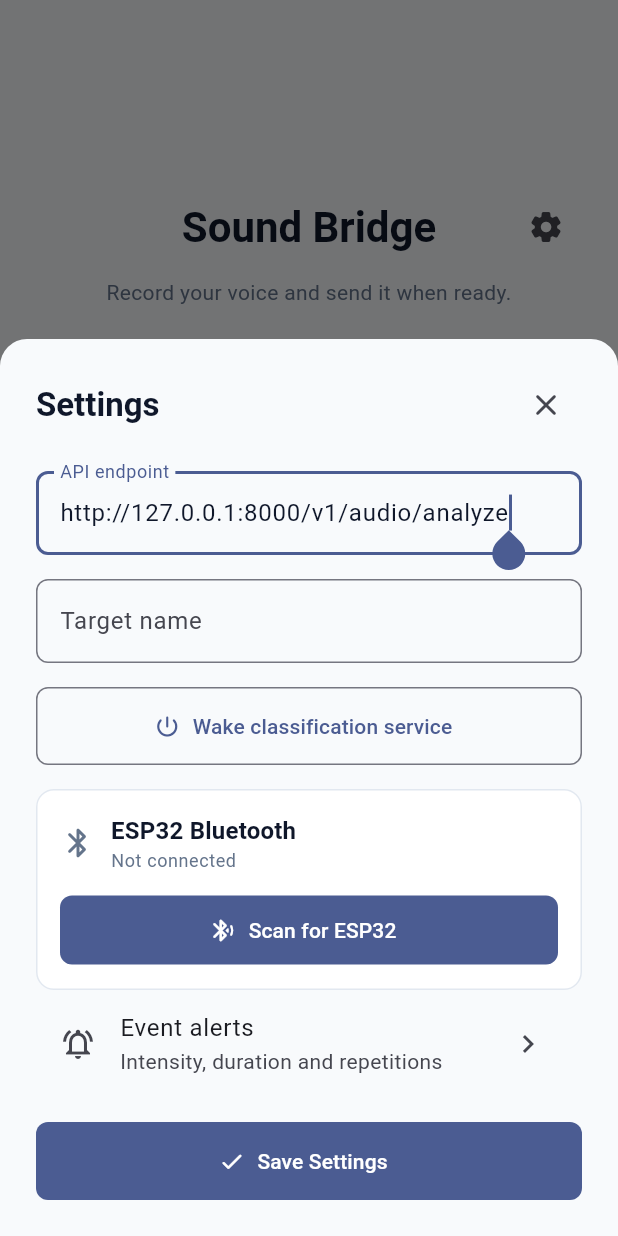
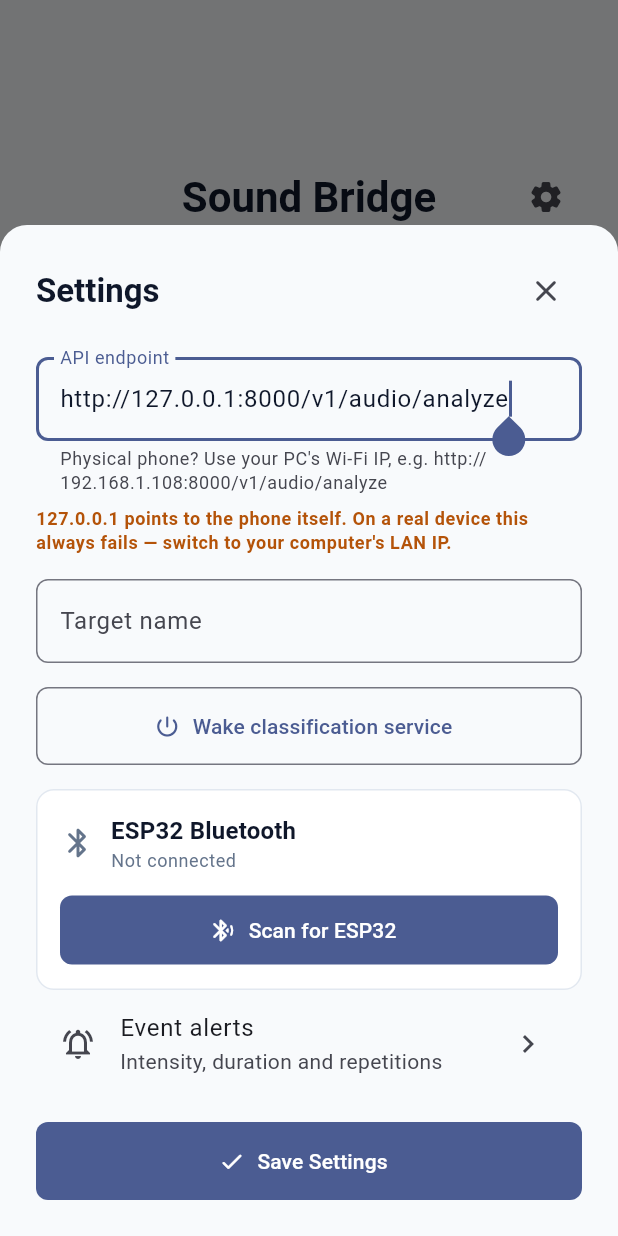
Before and after one commit to JStaRFilms/sound_bridge, a Flutter app: the screen it shows after launch, after a tap on the "settings" icon, on a phone screen of 412 x 824 dp. Run offline on Flutter 3.47's test engine with Material 3 defaults, Android fonts, the phone set to English and light mode, and no system bars; our stand-ins replace audioplayers, device_info_plus, flutter_blue_plus, permission_handler, shared_preferences, vibration; missing offline and left inert: record.

Commit message:
Friendly upload errors with loopback guidance and timeout

```diff
--- a/lib/main.dart
+++ b/lib/main.dart
@@ -134,6 +134,58 @@ class _DashboardPageState extends State<DashboardPage> {
     return 'Upload failed with status $statusCode: $trimmedBody';
   }
 
+  bool _isLoopbackEndpoint(Uri? uri) {
+    if (uri == null) return false;
+    final host = uri.host.toLowerCase();
+    return host == '127.0.0.1' || host == 'localhost' || host == '::1';
+  }
+
+  String _friendlyUploadError(Object error, String endpointUrl) {
+    final raw = error.toString();
+    final lower = raw.toLowerCase();
+    final endpoint = Uri.tryParse(endpointUrl);
+    final isLoopback = _isLoopbackEndpoint(endpoint);
+    final isTimeout =
+        error is TimeoutException ||
+        lower.contains('timeoutexception') ||
+        lower.contains('timed out');
+    final isConnection =
+        error is SocketException ||
+        error is http.ClientException ||
+        lower.contains('socketexception') ||
+        lower.contains('clientexception') ||
+        lower.contains('connection refused') ||
+        lower.contains('failed host lookup') ||
+        lower.contains('network is unreachable') ||
+        lower.contains('connection timed out') ||
+        lower.contains('errno = 111');
+
+    if (isTimeout) {
+      return 'Upload timed out reaching $endpointUrl. '
+          'Check the endpoint and that the backend is running, then try again.';
+    }
+
+    if (isConnection) {
+      if (isLoopback) {
+        return 'Could not reach $endpointUrl. '
+            '127.0.0.1 on a physical phone is the phone itself, not your computer. '
+            'Use your computer\'s Wi-Fi IP in Settings '
+            '(e.g. http://192.168.1.108:8000/v1/audio/analyze), '
+            'keep both devices on the same Wi-Fi, and start the backend with --host 0.0.0.0 --port 8000.';
+      }
+      return 'Could not reach $endpointUrl. '
+          'Check the endpoint, Wi-Fi connection, and that the backend is running, then try again.';
+    }
+
+    final detail = raw.trim();
+    if (detail.isEmpty) {
+      return 'Upload failed. Please try again.';
+    }
+    // Keep unknown errors short in the UI; full detail stays in debugPrint.
+    final short = detail.length > 220 ? '${detail.substring(0, 220)}…' : detail;
+    return 'Upload failed. $short';
+  }
+
   String _normalizeUploadEndpoint(String endpoint) {
     final uri = Uri.tryParse(endpoint);
     if (uri == null || uri.path != _legacyNameMentionPath) {
@@ -344,7 +396,9 @@ class _DashboardPageState extends State<DashboardPage> {
 
       debugPrint('Send Audio Filename: $filename');
 
-      final response = await request.send();
+      final response = await request
+          .send()
+          .timeout(const Duration(seconds: 30));
       final responseBody = await response.stream.bytesToString();
       debugPrint(
         'Analyze Response (${response.statusCode}): $responseBody',
@@ -367,9 +421,8 @@ class _DashboardPageState extends State<DashboardPage> {
         );
       }
     } catch (error) {
-      final errorText = error.toString().trim();
-      final detail = errorText.isEmpty ? '' : ' - $errorText';
-      _showSendAudioError('Upload failed: ${error.runtimeType}$detail');
+      debugPrint('Send Audio Error (raw): $error');
+      _showSendAudioError(_friendlyUploadError(error, _uploadEndpointUrl));
     }
   }
 
@@ -664,6 +717,21 @@ class _DashboardPageState extends State<DashboardPage> {
                             style: Theme.of(context).textTheme.labelSmall
                                 ?.copyWith(color: const Color(0xFF94A3B8)),
                           ),
+                          if (_isLoopbackEndpoint(
+                            Uri.tryParse(_uploadEndpointUrl),
+                          )) ...[
+                            const SizedBox(height: 8),
+                            Text(
+                              'On a physical phone, 127.0.0.1 is the phone itself. '
+                              'Set your computer\'s Wi-Fi IP in Settings.',
+                              textAlign: TextAlign.center,
+                              style: Theme.of(context).textTheme.labelSmall
+                                  ?.copyWith(
+                                    color: const Color(0xFFB45309),
+                                    fontWeight: FontWeight.w600,
+                                  ),
+                            ),
+                          ],
                         ],
                       ),
                     ),
@@ -767,10 +835,23 @@ class _SettingsSheetState extends State<SettingsSheet> {
     _targetNameController = TextEditingController(
       text: widget.initialTargetName,
     );
+    _endpointController.addListener(_onEndpointChanged);
+  }
+
+  void _onEndpointChanged() {
+    if (mounted) setState(() {});
+  }
+
+  bool get _endpointIsLoopback {
+    final uri = Uri.tryParse(_endpointController.text.trim());
+    if (uri == null) return false;
+    final host = uri.host.toLowerCase();
+    return host == '127.0.0.1' || host == 'localhost' || host == '::1';
   }
 
   @override
   void dispose() {
+    _endpointController.removeListener(_onEndpointChanged);
     _endpointController.dispose();
     _targetNameController.dispose();
     super.dispose();
@@ -879,11 +960,24 @@ class _SettingsSheetState extends State<SettingsSheet> {
                 decoration: InputDecoration(
                   labelText: 'API endpoint',
                   hintText: 'http://127.0.0.1:8000/v1/audio/analyze',
+                  helperText:
+                      'Physical phone? Use your PC\'s Wi-Fi IP, e.g. http://192.168.1.108:8000/v1/audio/analyze',
+                  helperMaxLines: 2,
                   border: OutlineInputBorder(
                     borderRadius: BorderRadius.circular(8),
                   ),
                 ),
               ),
+              if (_endpointIsLoopback) ...[
+                const SizedBox(height: 8),
+                Text(
+                  '127.0.0.1 points to the phone itself. On a real device this always fails — switch to your computer\'s LAN IP.',
+                  style: Theme.of(context).textTheme.bodySmall?.copyWith(
+                    color: const Color(0xFFB45309),
+                    fontWeight: FontWeight.w600,
+                  ),
+                ),
+              ],
               const SizedBox(height: 16),
               TextField(
                 controller: _targetNameController,
```
